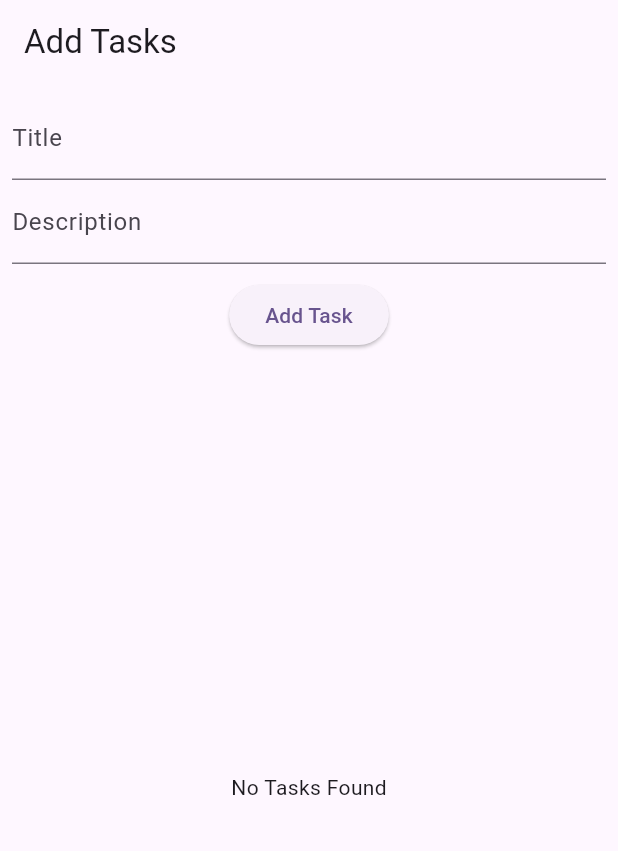
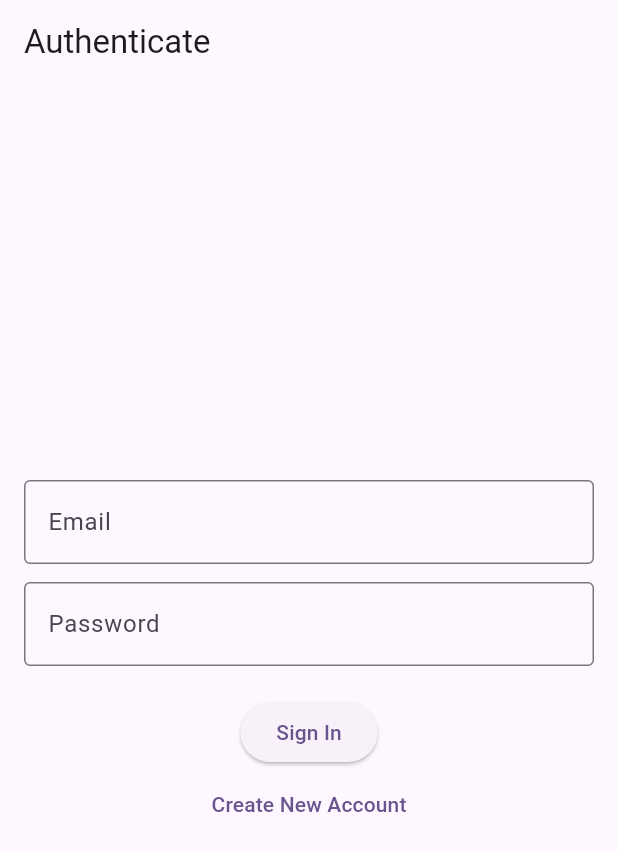
Before and after one commit to Abelmalu/flutter-firebase, a Flutter app: the screen it shows after launch, on a phone screen of 412 x 824 dp. Shown: the top 851 px of the screen. Run offline on Flutter 3.47's test engine with Material 3 defaults, Android fonts, the phone set to English and light mode, and no system bars; our stand-ins replace cloud_firestore, firebase_auth, firebase_core; accounts and stored records are empty.

Commit message:
firebase auth

```diff
--- /dev/null
+++ b/lib/auth_screen.dart
@@ -0,0 +1,157 @@
+import 'package:flutter/material.dart';
+import 'package:firebase_auth/firebase_auth.dart';
+
+class AuthScreen extends StatefulWidget {
+  const AuthScreen({super.key});
+
+  @override
+  State<AuthScreen> createState() => _AuthScreenState();
+}
+
+class _AuthScreenState extends State<AuthScreen> {
+  final _emailController = TextEditingController();
+  final _passwordController = TextEditingController();
+  final _auth = FirebaseAuth.instance; // Get the Firebase Auth instance
+  bool _isLoading = false;
+  String? _errorMessage;
+
+  @override
+  void dispose() {
+    _emailController.dispose();
+    _passwordController.dispose();
+    super.dispose();
+  }
+
+  Future<void> _signIn() async {
+    setState(() {
+      _isLoading = true;
+      _errorMessage = null;
+    });
+    try {
+      await _auth.signInWithEmailAndPassword(
+        email: _emailController.text.trim(),
+        password: _passwordController.text.trim(),
+      );
+      // Success! User is signed in. Navigator will handle the next screen.
+    } on FirebaseAuthException catch (e) {
+      String message;
+      if (e.code == 'user-not-found') {
+        message = 'No user found for that email.';
+      } else if (e.code == 'wrong-password') {
+        message = 'Wrong password provided for that user.';
+      } else if (e.code == 'invalid-email') {
+        message = 'The email address is not valid.';
+      } else {
+        message = e.message ?? 'An unknown error occurred during sign-in.';
+      }
+      setState(() {
+        _errorMessage = message;
+      });
+    } catch (e) {
+      setState(() {
+        _errorMessage = 'An unexpected error occurred: ${e.toString()}';
+      });
+    } finally {
+      setState(() {
+        _isLoading = false;
+      });
+    }
+  }
+
+  Future<void> _signUp() async {
+    setState(() {
+      _isLoading = true;
+      _errorMessage = null;
+    });
+    try {
+      await _auth.createUserWithEmailAndPassword(
+        email: _emailController.text.trim(),
+        password: _passwordController.text.trim(),
+      );
+      // Success! User account created and signed in.
+    } on FirebaseAuthException catch (e) {
+      String message;
+      if (e.code == 'weak-password') {
+        message = 'The password provided is too weak.';
+      } else if (e.code == 'email-already-in-use') {
+        message = 'An account already exists for that email.';
+      } else if (e.code == 'invalid-email') {
+        message = 'The email address is not valid.';
+      } else {
+        message = e.message ?? 'An unknown error occurred during sign-up.';
+      }
+      setState(() {
+        _errorMessage = message;
+      });
+    } catch (e) {
+      setState(() {
+        _errorMessage = 'An unexpected error occurred: ${e.toString()}';
+      });
+    } finally {
+      setState(() {
+        _isLoading = false;
+      });
+    }
+  }
+
+  @override
+  Widget build(BuildContext context) {
+    return Scaffold(
+      appBar: AppBar(title: const Text('Authenticate')),
+      body: Center(
+        child: SingleChildScrollView(
+          padding: const EdgeInsets.all(16.0),
+          child: Column(
+            mainAxisAlignment: MainAxisAlignment.center,
+            children: [
+              TextField(
+                controller: _emailController,
+                decoration: const InputDecoration(
+                  labelText: 'Email',
+                  border: OutlineInputBorder(),
+                ),
+                keyboardType: TextInputType.emailAddress,
+                autocorrect: false,
+                textCapitalization: TextCapitalization.none,
+              ),
+              const SizedBox(height: 12),
+              TextField(
+                controller: _passwordController,
+                decoration: const InputDecoration(
+                  labelText: 'Password',
+                  border: OutlineInputBorder(),
+                ),
+                obscureText: true,
+              ),
+              if (_errorMessage != null)
+                Padding(
+                  padding: const EdgeInsets.only(top: 8.0),
+                  child: Text(
+                    _errorMessage!,
+                    style: const TextStyle(color: Colors.red),
+                    textAlign: TextAlign.center,
+                  ),
+                ),
+              const SizedBox(height: 20),
+              if (_isLoading)
+                const CircularProgressIndicator()
+              else
+                Column(
+                  children: [
+                    ElevatedButton(
+                      onPressed: _signIn,
+                      child: const Text('Sign In'),
+                    ),
+                    TextButton(
+                      onPressed: _signUp,
+                      child: const Text('Create New Account'),
+                    ),
+                  ],
+                ),
+            ],
+          ),
+        ),
+      ),
+    );
+  }
+}
--- a/lib/main.dart
+++ b/lib/main.dart
@@ -1,6 +1,7 @@
 import 'package:flutter/material.dart';
 import 'package:firebase_core/firebase_core.dart';
 import 'package:notesapp/add_task_screen.dart';
+import 'package:notesapp/auth_screen.dart';
 import 'firebase_options.dart';
 
 
@@ -25,39 +26,7 @@ class MyApp extends StatelessWidget {
         colorScheme: ColorScheme.fromSeed(seedColor: Colors.deepPurple),
         useMaterial3: true,
       ),
-      home: const AddTaskScreen(),
+      home: const AuthScreen(),
     );
   }
 }
-
-class MyHomePage extends StatefulWidget {
-  const MyHomePage({super.key, required this.title});
-  final String title;
-  @override
-  State<MyHomePage> createState() => _MyHomePageState();
-}
-
-class _MyHomePageState extends State<MyHomePage> {
-
-
-  @override
-  Widget build(BuildContext context) {
-    return Scaffold(
-      appBar: AppBar(
-        backgroundColor: Theme.of(context).colorScheme.inversePrimary,
-        title: Text(widget.title),
-      ),
-      body: Center(
-        child: Column(
-          mainAxisAlignment: MainAxisAlignment.center,
-          children: <Widget>[
-
-            Center(child:Text('Hellow flutter am back'),),
-
-          ],
-        ),
-      ),
-
-    );
-  }
-}
--- a/pubspec.yaml
+++ b/pubspec.yaml
@@ -37,6 +37,7 @@ dependencies:
   cupertino_icons: ^1.0.8
   firebase_core: ^3.14.0
   cloud_firestore: ^5.6.9
+  firebase_auth: ^5.6.1
 
 dev_dependencies:
   flutter_test:
```
Also changed, not shown: lib/add_task_screen.dart (+0 -11 lines), pubspec.lock, 3 other files.
